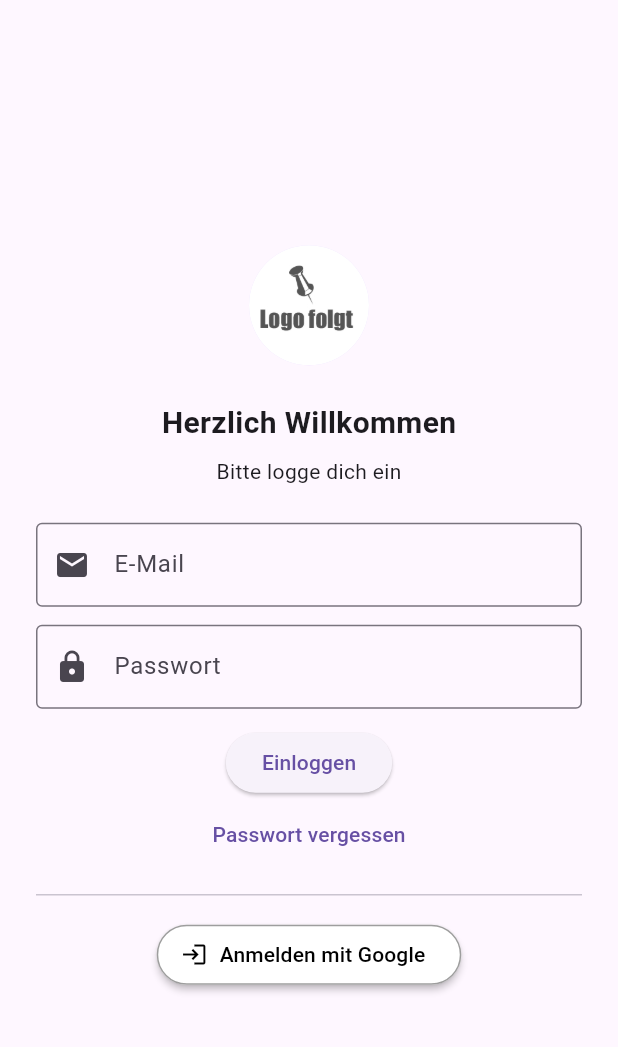
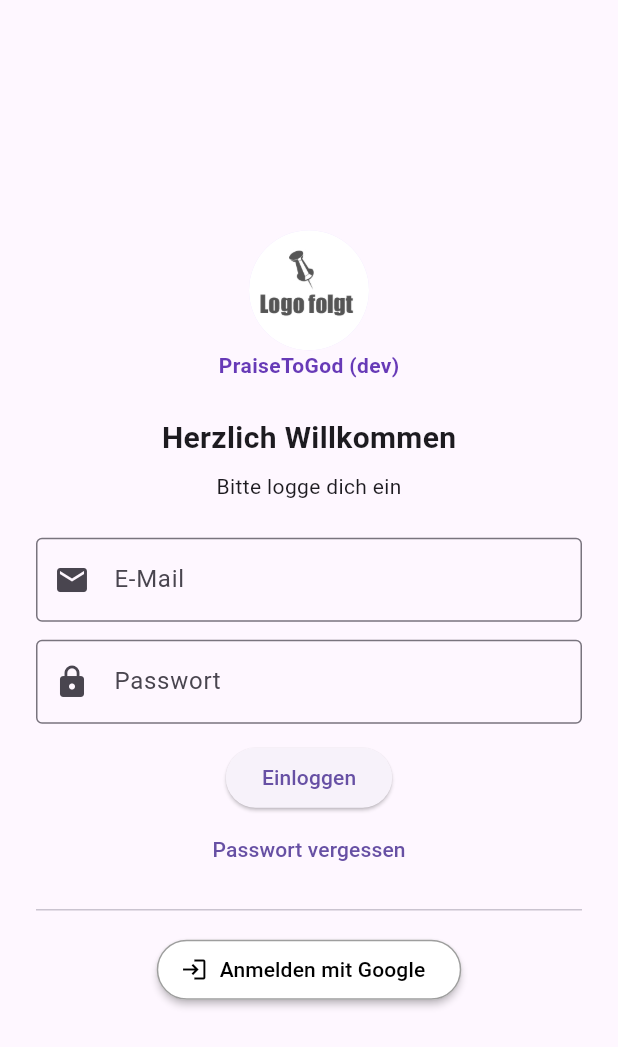
Before and after one commit to kajakroeger/praise_to_god, a Flutter app: the screen it shows after launch, on a phone screen of 412 x 824 dp. Shown: the top 1047 px of the screen. Run offline on Flutter 3.47's test engine with Material 3 defaults, Android fonts, the phone set to English and light mode, and no system bars; our stand-ins replace firebase_core, logger; accounts and stored records are empty.

Commit message:
update dev und prod Umgebung

```diff
--- a/lib/flavor_config.dart
+++ b/lib/flavor_config.dart
@@ -1,17 +1,24 @@
 import 'package:flutter/material.dart';
 
-enum Environment { dev, prod }
+enum Flavor { dev, prod }
 
 class FlavorConfig {
   final String name;
-  final Environment environment;
-  final Color color;
-  final String baseUrl;
+  final Flavor flavor;
+  final MaterialColor color;
 
-  const FlavorConfig({
+  static late FlavorConfig instance;
+
+  FlavorConfig({
     required this.name,
-    required this.environment,
+    required this.flavor,
     required this.color,
-    required this.baseUrl,
-  });
+    required String baseUrl,
+    required bool showBanner,
+  }) {
+    instance = this;
+  }
+
+  static bool isProd() => instance.flavor == Flavor.prod;
+  static bool isDev() => instance.flavor == Flavor.dev;
 }
--- a/lib/main.dart
+++ b/lib/main.dart
@@ -1,8 +1,12 @@
 import 'package:flutter/material.dart';
 import 'flavor_config.dart';
 import 'screens/login.dart';
+import 'logger.dart';
 
 void mainCommon(FlavorConfig config) {
+  if (config.flavor == Flavor.dev) {
+    logger.i('🚀 App gestartet mit Flavor: ${config.flavor}');
+  }
   runApp(MyApp(config: config));
 }
 
@@ -15,8 +19,8 @@ class MyApp extends StatelessWidget {
   Widget build(BuildContext context) {
     return MaterialApp(
       title: config.name,
-      theme: ThemeData(primarySwatch: Colors.deepPurple, useMaterial3: true),
-      home: const LoginScreen(),
+      theme: ThemeData(primarySwatch: config.color, useMaterial3: true),
+      home: Stack(children: [const LoginScreen()]),
       debugShowCheckedModeBanner: false,
     );
   }
--- a/lib/main_dev.dart
+++ b/lib/main_dev.dart
@@ -1,14 +1,19 @@
+// lib/main_dev.dart
 import 'main.dart';
 import 'flavor_config.dart';
 import 'package:flutter/material.dart';
 
+import 'main.dart';
+import 'flavor_config.dart';
+
 void main() {
   mainCommon(
-    const FlavorConfig(
-      name: "PraiseToGod (Dev)",
+    FlavorConfig(
+      name: "PraiseToGod (dev)",
+      flavor: Flavor.dev,
+      baseUrl: "",
       color: Colors.orange,
-      environment: Environment.dev,
-      baseUrl: '',
+      showBanner: true,
     ),
   );
 }
--- a/lib/screens/login.dart
+++ b/lib/screens/login.dart
@@ -1,4 +1,7 @@
 import 'package:flutter/material.dart';
+import '../flavor_config.dart';
+
+final flavor = FlavorConfig.instance.flavor;
 
 class LoginScreen extends StatelessWidget {
   const LoginScreen({super.key});
@@ -16,6 +19,17 @@ class LoginScreen extends StatelessWidget {
                   radius: 40,
                   backgroundImage: AssetImage('assets/logo-platzhalter.jpg'),
                 ),
+
+                // Umgebungshinweis nur in dev
+                if (flavor == Flavor.dev)
+                  const Text(
+                    'PraiseToGod (dev)',
+                    style: TextStyle(
+                      fontSize: 14,
+                      color: Colors.deepPurple,
+                      fontWeight: FontWeight.bold,
+                    ),
+                  ),
 
                 const SizedBox(height: 24),
                 const Text(
--- a/pubspec.yaml
+++ b/pubspec.yaml
@@ -34,6 +34,7 @@ dependencies:
   cloud_firestore: ^5.6.11
   firebase_core: ^3.15.1
   firebase_auth: ^5.6.2
+  logger: ^2.0.2
 
 dev_dependencies:
   flutter_test:
```
Also changed, not shown: lib/logger.dart (added, +25 -0 lines), lib/main_prod.dart (+7 -5 lines), pubspec.lock.
